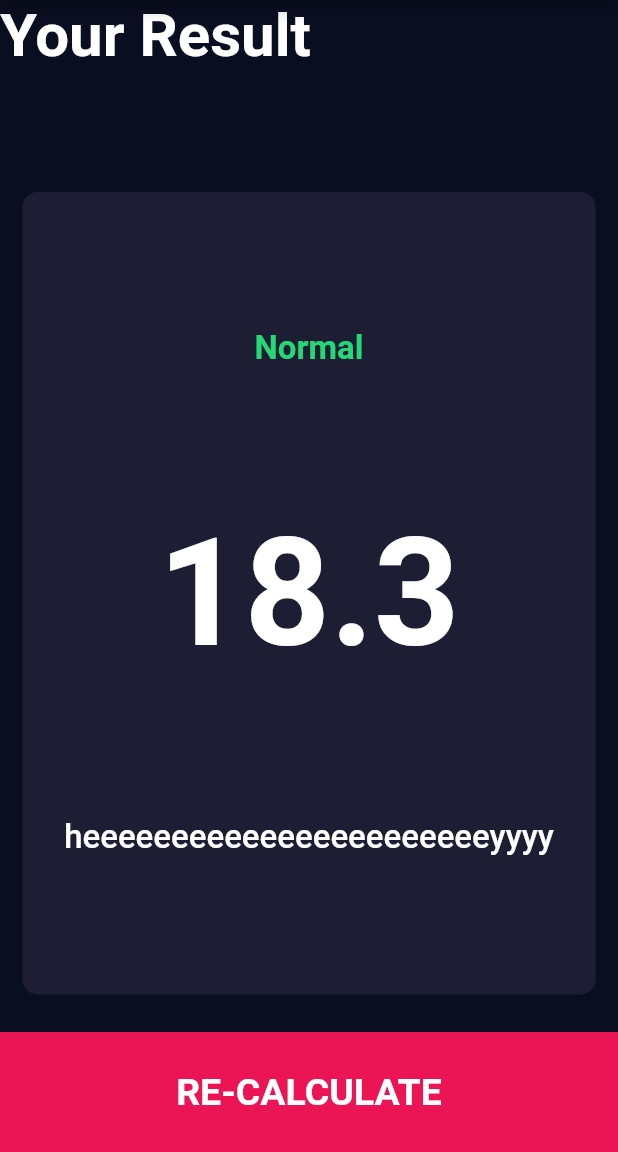
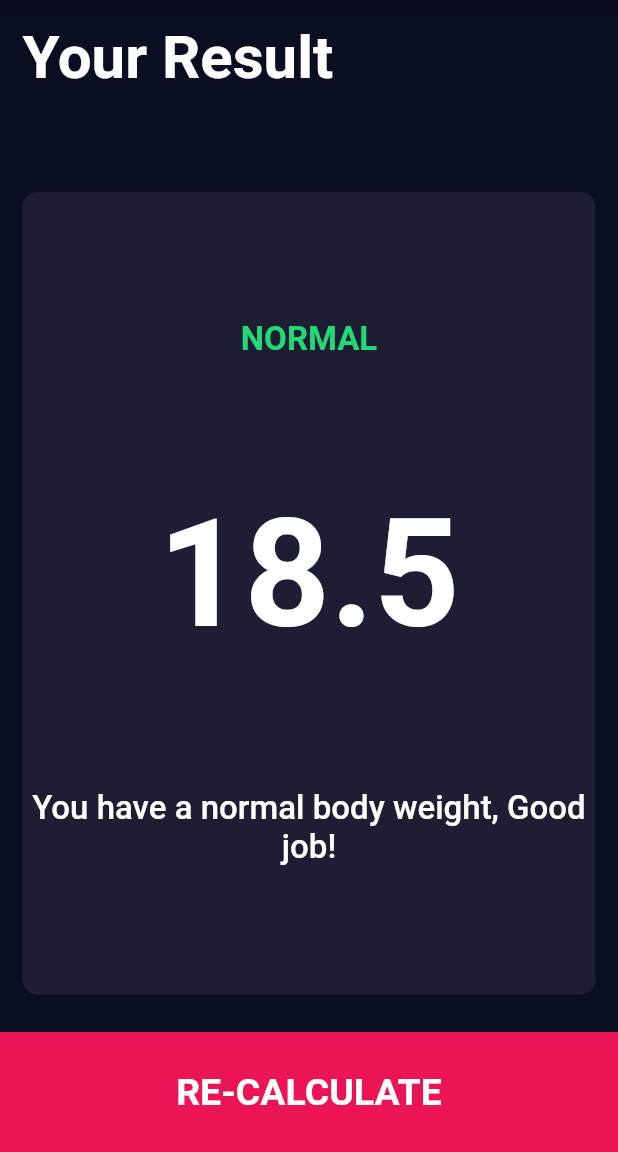
Before and after one commit to TshephangMogotsi/BMI_calculator, a Flutter app: the screen it shows after launch, after a tap on "CALCULATE", on a phone screen of 412 x 824 dp, the part 84-1236 px from its top. Run offline on Flutter 3.47's test engine with Material 2 defaults, Android fonts, the phone set to English and light mode, and no system bars; our stand-ins replace font_awesome_flutter.

Commit message:
completed results screen and calculator brain

```diff
--- /dev/null
+++ b/lib/calculator_brain.dart
@@ -0,0 +1,34 @@
+import 'dart:math';
+
+class CalculatorBrain {
+  final int height;
+  final int weight;
+  double _bmi = 0;
+
+  CalculatorBrain({required this.height, required this.weight});
+
+  String calculateBMI() {
+    _bmi = weight / pow(height / 100, 2);
+    return _bmi.toStringAsFixed(1);
+  }
+
+  String getResult() {
+    if (_bmi >= 25) {
+      return "Overweight";
+    } else if (_bmi > 18.5) {
+      return "Normal";
+    } else {
+      return "Underweight";
+    }
+  }
+
+  String getInterpretation() {
+    if (_bmi >= 25) {
+      return "You have a higher than normal body weight, try to exercise more";
+    } else if (_bmi > 18.5) {
+      return "You have a normal body weight, Good job!";
+    } else {
+      return "You have a lower than normal body weight, try to eat a bit more";
+    }
+  }
+}
--- a/lib/screens/input_page.dart
+++ b/lib/screens/input_page.dart
@@ -1,3 +1,4 @@
+import 'package:bmi_calculator/calculator_brain.dart';
 import 'package:bmi_calculator/constants.dart';
 import 'package:bmi_calculator/screens/results_page.dart';
 import 'package:flutter/material.dart';
@@ -199,8 +200,18 @@ class _InputPageState extends State<InputPage> {
             ),
           ),
           GestureDetector(
-            onTap: (() => Navigator.push(context,
-                MaterialPageRoute(builder: (context) => const ResultsPage()))),
+            onTap: () {
+              CalculatorBrain calc =
+                  CalculatorBrain(height: height, weight: weight);
+              Navigator.push(
+                  context,
+                  MaterialPageRoute(
+                      builder: (context) =>  ResultsPage(
+                            bmiResult: calc.calculateBMI(),
+                            resultText: calc.getResult(),
+                            interpretation: calc.getInterpretation(),
+                          )));
+            },
             child: Container(
               color: kBottomContainerColor,
               margin: const EdgeInsets.only(top: 10.0),
--- a/lib/screens/results_page.dart
+++ b/lib/screens/results_page.dart
@@ -3,7 +3,16 @@ import 'package:bmi_calculator/reusable_widgets/reusable_card.dart';
 import 'package:flutter/material.dart';
 
 class ResultsPage extends StatelessWidget {
-  const ResultsPage({Key? key}) : super(key: key);
+  const ResultsPage(
+      {Key? key,
+      required this.bmiResult,
+      required this.resultText,
+      required this.interpretation})
+      : super(key: key);
+
+  final String bmiResult;
+  final String resultText;
+  final String interpretation;
 
   @override
   Widget build(BuildContext context) {
@@ -16,9 +25,12 @@ class ResultsPage extends StatelessWidget {
         crossAxisAlignment: CrossAxisAlignment.stretch,
         children: [
           const Expanded(
-            child: Text(
-              'Your Result',
-              style: kTitleTextStyle,
+            child: Padding(
+              padding: EdgeInsets.all(15.0),
+              child: Text(
+                'Your Result',
+                style: kTitleTextStyle,
+              ),
             ),
           ),
           Expanded(
@@ -28,17 +40,17 @@ class ResultsPage extends StatelessWidget {
               cardChild: Column(
                 mainAxisAlignment: MainAxisAlignment.spaceEvenly,
                 crossAxisAlignment: CrossAxisAlignment.center,
-                children: const [
+                children:  [
                   Text(
-                    'Normal',
+                    resultText.toUpperCase(),
                     style: kresultTextStyle,
                   ),
                   Text(
-                    '18.3',
+                    bmiResult,
                     style: kBMITextStyle,
                   ),
                   Text(
-                    'heeeeeeeeeeeeeeeeeeeeeeeyyyy',
+                    interpretation,
                     textAlign: TextAlign.center,
                     style: kBodyTextStyle,
                   ),
```
